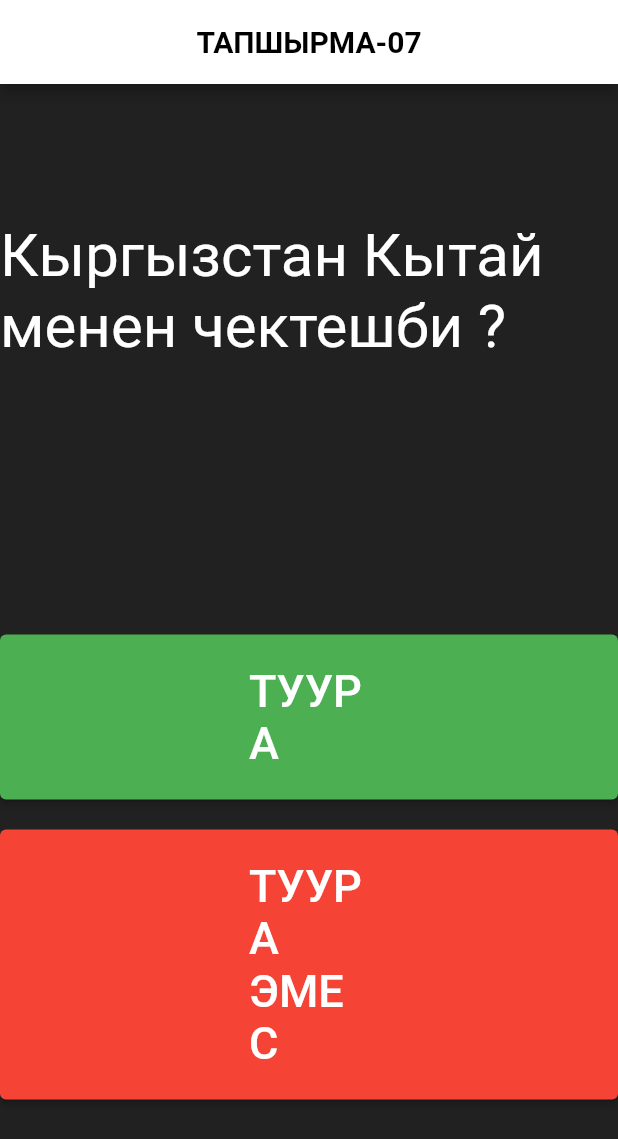
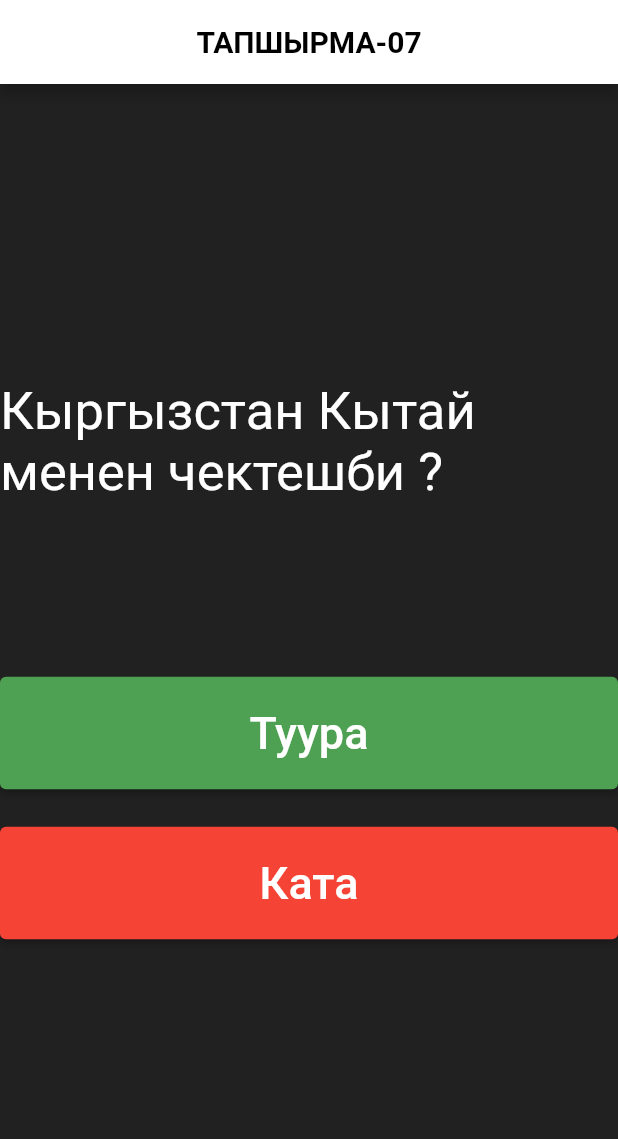
Before and after one commit to BekKaraev/quizapp, a Flutter app: the screen it shows after launch, on a phone screen of 412 x 824 dp. Shown: the top 1139 px of the screen. Run offline on Flutter 3.47's test engine with Material 2 defaults, Android fonts, the phone set to English and light mode, and no system bars; our stand-ins replace font_awesome_flutter.

```diff
--- a/quizapp/lib/main.dart
+++ b/quizapp/lib/main.dart
@@ -1,7 +1,5 @@
 import 'package:flutter/material.dart';
-import 'package:font_awesome_flutter/font_awesome_flutter.dart';
-import 'package:quizapp/suroonun_meesi.dart';
-import 'custom_button.dart';
+import 'pages/quiz_page.dart';
 
 void main() {
   runApp(const MyApp());
@@ -18,132 +16,7 @@ class MyApp extends StatelessWidget {
       theme: ThemeData(
         primarySwatch: Colors.blue,
       ),
-      home: const QuizApp(),
+      home: const QuizPage(),
     );
   }
 }
-
-class QuizApp extends StatefulWidget {
-  const QuizApp({ Key key,}) : super(key: key);
-
-
-
-  @override
-  State<QuizApp> createState() => _QuizAppState();
-}
-
-class _QuizAppState extends State<QuizApp> {
-  int count = 0;
-  String suroo = 'суроо жок';
-
-  Widget tuuraikonka = const Padding(
-    padding: EdgeInsets.only(left: 15.0),
-    child: FaIcon(
-      FontAwesomeIcons.check,
-      color: Color(0xff4CAF52),
-      size: 45.0,
-    ),
-  );
-
-  Widget kataikonka = const Padding(
-    padding: EdgeInsets.only(left: 15.0),
-    child: FaIcon(
-      FontAwesomeIcons.xmark,
-      color: Color(0xffF54335),
-      size: 45.0,
-    ),
-  );
-  List<Widget> icons = <Widget>[];
-  void koldonuchujoopberdi(bool koldonuchununjoobu) {
-    bool tuurajooptor = suroonunMeesi.jooptuAlypkel();
-    if (koldonuchununjoobu == tuurajooptor) {
-      icons.add(tuuraikonka);
-    } else {
-      icons.add(kataikonka);
-    }
-    suroonunMeesi.suroonuOtkoz();
-    suroo = suroonunMeesi.suroonuAlypkel();
-
-    setState(() {
-      count++;
-    });
-  }
-
-  @override
-  void initState() {
-    suroo = suroonunMeesi.suroonuAlypkel();
-    super.initState();
-  }
-
-  @override
-  Widget build(BuildContext context) {
-    return Scaffold(
-      backgroundColor: const Color(0xff212121),
-      appBar: AppBar(
-        backgroundColor: Colors.white,
-        title: const Text(
-          'ТАПШЫРМА-07',
-          style: TextStyle(
-            color: Colors.black,
-            fontWeight: FontWeight.bold,
-          ),
-        ),
-        centerTitle: true,
-      ),
-      body: Center(
-        child: Column(
-          mainAxisAlignment: MainAxisAlignment.spaceAround,
-          children: [
-            // const SizedBox(
-            //   height: 25.0,
-            // ),
-            Text(
-              suroo,
-              style: const TextStyle(
-                color: Colors.white,
-                fontSize: 40.0,
-              ),
-            ),
-            suroo == 'БУТТУ'
-                ? CustomButton(
-                    text: 'Кайрадан Башта',
-                    tus: const Color(0xff4CAF52),
-                    onPressed: () {
-                      setState(() {
-                        icons = <Widget>[];
-                        suroo = suroonunMeesi.reset();
-                      });
-                    },
-                  )
-                : Column(
-                    children: [
-                      CustomButton(
-                        text: 'ТУУРА',
-                        tus: const Color(0xff4CAF52),
-                        onPressed: () {
-                          koldonuchujoopberdi(true);
-                        },
-                      ),
-                      const SizedBox(
-                        height: 20.0,
-                      ),
-                      CustomButton(
-                        text: 'ТУУРА ЭМЕС',
-                        tus: const Color(0xffF54335),
-                        onPressed: () {
-                          koldonuchujoopberdi(false);
-                        },
-                      ),
-                      suroo == 'БУТТУ'
-                          ? const SizedBox()
-                          : Row(
-                              children: icons,
-                            ),
-                    ],
-                  ),
-          ],
-        ),
-      ),
-    );
-  }
-}
--- /dev/null
+++ b/quizapp/lib/pages/quiz_page.dart
@@ -0,0 +1,125 @@
+import 'package:flutter/material.dart';
+import 'package:font_awesome_flutter/font_awesome_flutter.dart';
+import 'package:quizapp/widgets/custom_button.dart';
+import 'package:quizapp/data/repos/quiz_repo.dart';
+import 'package:quizapp/widgets/icon_widget.dart';
+
+class QuizPage extends StatefulWidget {
+  const QuizPage({Key key}) : super(key: key);
+
+  @override
+  State<QuizPage> createState() => _QuizPageState();
+}
+
+class _QuizPageState extends State<QuizPage> {
+  String question;
+  bool isFinished;
+
+  Widget correctIcon = const IconWidget(
+    color: Color(0xff4EA052),
+    icons: FontAwesomeIcons.check,
+  );
+  Widget wrongIcon = const IconWidget(
+    color: Color(0xffF54335),
+    icons: FontAwesomeIcons.xmark,
+  );
+
+  List<Widget> icons = <Widget>[];
+
+  @override
+  void initState() {
+    question = quizRepo.getQuestion();
+    super.initState();
+  }
+
+  @override
+  Widget build(BuildContext context) {
+    return Scaffold(
+      backgroundColor: const Color(0xff212121),
+      appBar: AppBar(
+      backgroundColor: Colors.white,
+      title: const Text(
+        'ТАПШЫРМА-07',
+        style: TextStyle(
+          color: Colors.black,
+          fontWeight: FontWeight.bold,
+        ),
+      ),
+      centerTitle: true,
+    ),
+      body: Center(
+        child: Column(
+          mainAxisAlignment: MainAxisAlignment.spaceAround,
+          children: [
+            const SizedBox(
+              height: 25.0,
+            ),
+            Text(
+              question,
+              style: const TextStyle(fontSize: 35.0, color: Colors.white),
+            ),
+            if (isFinished == true)
+              reset()
+            else
+              Column(
+                children: [
+                  CustomButton(
+                    text: 'Туура',
+                    color: const Color(0xff4EA052),
+                    onPressed: () {
+                      userAnswerd(true);
+                    },
+                  ),
+                  const SizedBox(
+                    height: 25.0,
+                  ),
+                  CustomButton(
+                    text: 'Ката',
+                    color: const Color(0xffF54335),
+                    onPressed: () {
+                      userAnswerd(false);
+                    },
+                  ),
+                  const SizedBox(
+                    height: 25.0,
+                  ),
+                ],
+              ),
+            Row(
+              children: icons,
+            )
+          ],
+        ),
+      ),
+    );
+  }
+
+  void userAnswerd(bool koldonuuchununJoobu) {
+    bool tuuraJooptor = quizRepo.getAnswer();
+    if (koldonuuchununJoobu == tuuraJooptor) {
+      icons.add(correctIcon);
+    } else {
+      icons.add(wrongIcon);
+    }
+    quizRepo.getNext();
+    question = quizRepo.getQuestion();
+    if (question == 'БУТТУ') {
+      isFinished = true;
+    }
+    setState(() {});
+  }
+
+  Widget reset() {
+    return CustomButton(
+      color: Colors.green,
+      text: 'кайрадан баштаа',
+      onPressed: () {
+        quizRepo.reset();
+        question = quizRepo.getQuestion();
+        isFinished = false;
+        icons = [];
+        setState(() {});
+      },
+    );
+  }
+}
--- a/quizapp/lib/custom_button.dart
+++ b/quizapp/lib/widgets/custom_button.dart
@@ -1,16 +1,13 @@
-
 import 'package:flutter/material.dart';
 
 class CustomButton extends StatelessWidget {
-
-  // ignore: use_key_in_widget_constructors
   const CustomButton({
     this.text,
-    this.tus,
+    this.color,
     this.onPressed,
   });
   final String text;
-  final Color tus;
+  final Color color;
   final Function onPressed;
 
   @override
@@ -18,7 +15,7 @@ class CustomButton extends StatelessWidget {
     return SizedBox(
       width: MediaQuery.of(context).size.width,
       child: ElevatedButton(
-        style: ElevatedButton.styleFrom(primary: tus),
+        style: ElevatedButton.styleFrom(primary: color),
         onPressed: onPressed,
         child: Padding(
           padding: const EdgeInsets.symmetric(
```
Also changed, not shown: quizapp/lib/data/local_data/question_local_data.dart (added, +11 -0 lines), quizapp/lib/data/repos/quiz_repo.dart (added, +21 -0 lines), quizapp/lib/data/services/quiz_services.dart (added, +31 -0 lines), quizapp/lib/suroonun_meesi.dart (deleted, +0 -37 lines), quizapp/lib/widgets/icon_widget.dart (added, +24 -0 lines), quizapp/lib/copy.dart (deleted), quizapp/lib/models/suroo_model.dart (renamed from quizapp/lib/suroo_model.dart), quizapp/pubspec.lock, 1 other file.
